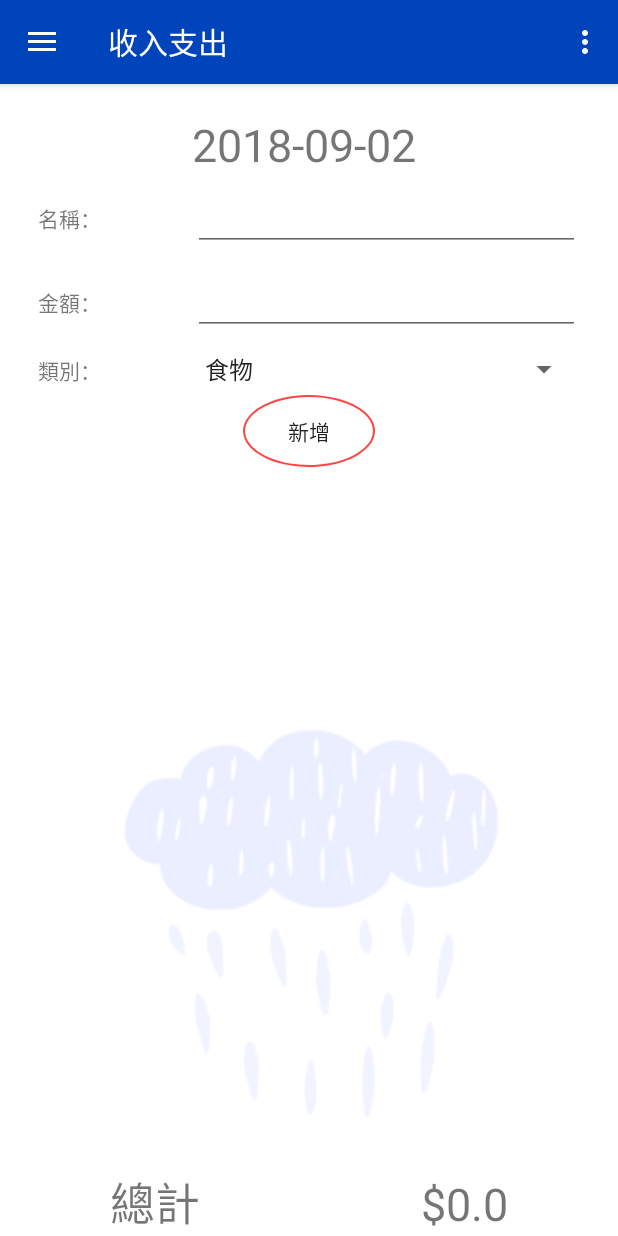
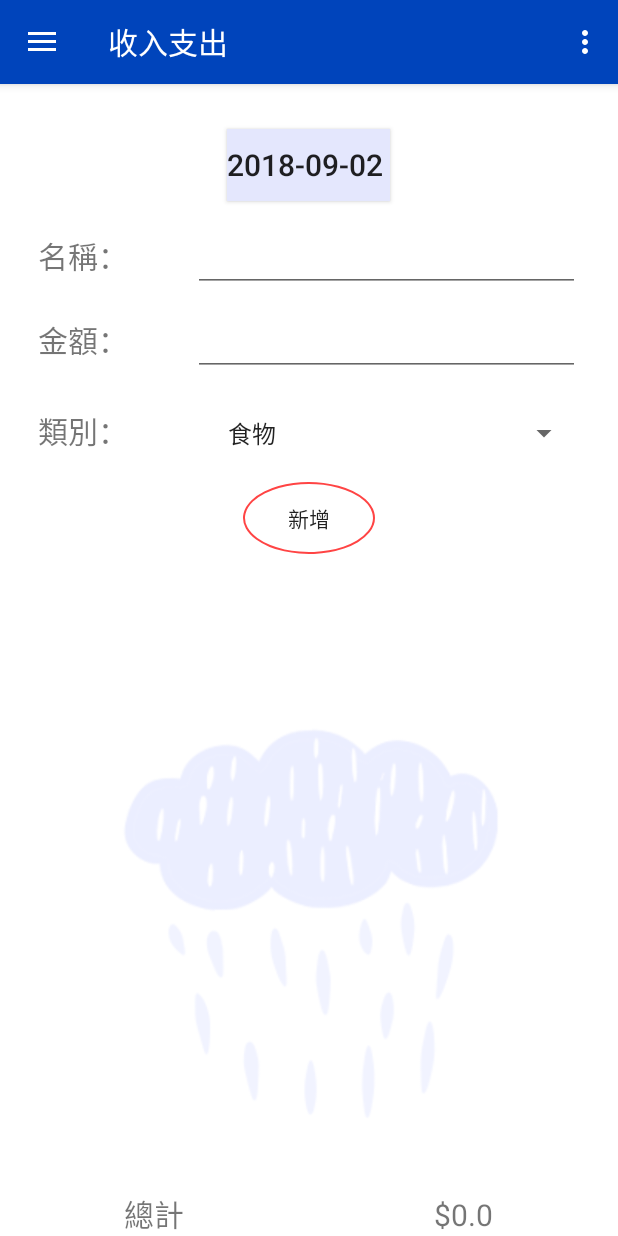
Before and after one commit to linyuesyuan/AccountingSD, an Android app: the screen it shows after launch (MainActivity), after a tap on an icon or button, on a phone screen of 412 x 824 dp. Run offline under Robolectric (Android 15) with nearby library versions, the phone set to English and light mode, and no system bars; our stand-ins replace Firebase (no records; nobody signed in at launch, a user with empty details on screens opened directly); libraries missing offline, so code that uses them is left out: com.github.mikephil.charting.

Commit message:
deadline finish

```diff
--- a/app/src/main/AndroidManifest.xml
+++ b/app/src/main/AndroidManifest.xml
@@ -26,7 +26,7 @@
         </activity>
         <activity android:name=".ui.reminders.addReminderActivity" />
         <activity android:name=".ui.reminders.UpdateReminderActivity" />
-        <activity android:name=".ui.newRecord.UpdateRecordActivity"></activity>
+
         <meta-data
             android:name="com.google.android.gms.version"
         android:value="@integer/google_play_services_version" />
--- a/app/src/main/java/com/example/tku/accountingsd/Adapter/CategoriesPickerAdapter.java
+++ b/app/src/main/java/com/example/tku/accountingsd/Adapter/CategoriesPickerAdapter.java
@@ -74,15 +74,12 @@ public class CategoriesPickerAdapter extends RecyclerView.Adapter<CategoriesPick
                     if(mSelectedItem!=RecyclerView.NO_POSITION){
                         ImageData clickDataItem = mImageDataList.get(mSelectedItem);
                         fileName = clickDataItem.getName();
-                        Toast.makeText(v.getContext(), "You clicked " + clickDataItem.getName(), Toast.LENGTH_SHORT).show();
                         mCallback.onClick(clickDataItem.getName());
                         CategoryEditFragment categoryEditFragment=new CategoryEditFragment();
                         Bundle bundle=new Bundle();
                         bundle.putString("fileName", fileName);
                         categoryEditFragment.setArguments(bundle);
-                        String test = bundle.getString("fileName");
 
-                        Log.d("fileName", test);
                     }
                 }
             };
--- a/app/src/main/java/com/example/tku/accountingsd/BaseFragment.java
+++ b/app/src/main/java/com/example/tku/accountingsd/BaseFragment.java
@@ -8,8 +8,9 @@ import android.view.View;
 import android.view.ViewGroup;
 
 import com.example.tku.accountingsd.interfaces.IFragmentListener;
+import com.example.tku.accountingsd.interfaces.OnBackPressed;
 
-public class BaseFragment extends Fragment {
+public class BaseFragment extends Fragment implements OnBackPressed {
 
     protected IFragmentListener mFragmentListener;
 
@@ -29,4 +30,8 @@ public class BaseFragment extends Fragment {
         mFragmentListener = null;
     }
 
+    @Override
+    public void onBackPressed() {
+
+    }
 }
--- a/app/src/main/java/com/example/tku/accountingsd/DBHelper/NewRecordDBHelper.java
+++ b/app/src/main/java/com/example/tku/accountingsd/DBHelper/NewRecordDBHelper.java
@@ -22,12 +22,12 @@ public class NewRecordDBHelper extends SQLiteOpenHelper {
 
     private static final String database = "NewRecord.db";
     private static final int version = 3;
-    public static final String TABLE_NAME = "NewRecord";
-    public static final String COLUMN_ID = "_id";
-    public static final String COLUMN_DATE = "date";
-    public static final String COLUMN_TYPE = "type";
-    public static final String COLUMN_TITLE = "title";
-    public static final String COLUMN_MONEY = "money";
+    private static final String TABLE_NAME = "NewRecord";
+    private static final String COLUMN_ID = "_id";
+    private static final String COLUMN_DATE = "date";
+    private static final String COLUMN_TYPE = "type";
+    private static final String COLUMN_TITLE = "title";
+    private static final String COLUMN_MONEY = "money";
     private static final String COLUMN_BOOLEAN = "expense_income";
 
     public NewRecordDBHelper(Context context, String name, SQLiteDatabase.CursorFactory factory, int version) {
@@ -152,11 +152,14 @@ public class NewRecordDBHelper extends SQLiteOpenHelper {
 
         SQLiteDatabase db = this.getReadableDatabase();
         Cursor cursor = db.rawQuery(selectQuery, null);//selectQuery,selectedArguments
+        int length = cursor.getCount();
+        Log.d("expense_length", Double.toString(length));
 
         // looping through all rows and adding to list
         if (cursor.moveToFirst()) {
             do {
                 double data = cursor.getDouble(cursor.getColumnIndex(COLUMN_MONEY));
+                Log.d("expense_data", Double.toString(data));
                 int boo = cursor.getInt(cursor.getColumnIndex(COLUMN_BOOLEAN));
                 if(boo != 0){
                     expense.add(data);
@@ -198,23 +201,6 @@ public class NewRecordDBHelper extends SQLiteOpenHelper {
         Toast.makeText(context, "Deleted successfully.", Toast.LENGTH_SHORT).show();
     }
 
-    public SparseArray<Float> peiChartData(){
-        SparseArray<Float> sumByCategory = new SparseArray<>();
-        SQLiteDatabase db = this.getWritableDatabase();
-        String query = "SELECT * FROM " + TABLE_NAME;
-        Cursor cursor = db.rawQuery(query,null);
-        int moneyIndex = cursor.getColumnIndex(COLUMN_MONEY);
-        //int dateIndex = cursor.getColumnIndex(COLUMN_DATE);
-        int categoryIndex = cursor.getColumnIndex(COLUMN_TYPE);
-        if (cursor.moveToFirst()) {
-            do {
-                float money = cursor.getFloat(moneyIndex);
-
-            } while (cursor.moveToNext());
-        }
-        return  sumByCategory;
-    }
-
     public SparseArray<Float> loadPeiChartData(){
         SQLiteDatabase db = this.getWritableDatabase();
         String query = "SELECT * FROM " + TABLE_NAME;
@@ -236,4 +222,33 @@ public class NewRecordDBHelper extends SQLiteOpenHelper {
         return sumByCategory;
     }
 
+    public  List<Double>  getDataByMonth(String month){
+        List<Double> expense = new ArrayList<Double>();
+
+        String selectQuery = "SELECT  * FROM " + TABLE_NAME + " WHERE strftime('%m', "+ COLUMN_DATE + ") = '" + month + "'";
+
+        SQLiteDatabase db = this.getReadableDatabase();
+        Cursor cursor = db.rawQuery(selectQuery, null);
+        Log.d("selectQuery", selectQuery);
+        Log.d("month" , month);
+        int i =cursor.getCount();
+        if (cursor.moveToFirst()) {
+            do {
+                double data = cursor.getDouble(cursor.getColumnIndex(COLUMN_MONEY));
+                Log.d("expense_data", Double.toString(data));
+                int boo = cursor.getInt(cursor.getColumnIndex(COLUMN_BOOLEAN));
+                if(boo != 0){
+                    expense.add(data);
+                }else {
+                    expense.add(0-data);
+                }
+            } while (cursor.moveToNext());
+        }
+        Log.d("debug sqlite", Integer.toString(i));
+        cursor.close();
+        db.close();
+
+        return expense;
+    }
+
 }
--- /dev/null
+++ b/app/src/main/java/com/example/tku/accountingsd/interfaces/OnBackPressed.java
@@ -0,0 +1,5 @@
+package com.example.tku.accountingsd.interfaces;
+
+public interface OnBackPressed {
+    void onBackPressed();
+}
--- a/app/src/main/java/com/example/tku/accountingsd/ui/homeScreen/homeScreenFragment.java
+++ b/app/src/main/java/com/example/tku/accountingsd/ui/homeScreen/homeScreenFragment.java
@@ -5,30 +5,50 @@ import android.os.Bundle;
 import android.support.annotation.NonNull;
 import android.support.annotation.Nullable;
 import android.support.v4.app.Fragment;
+import android.util.Log;
 import android.view.LayoutInflater;
 import android.view.View;
 import android.view.ViewGroup;
 import android.widget.Button;
+import android.widget.TextView;
 
+import com.example.tku.accountingsd.DBHelper.NewRecordDBHelper;
 import com.example.tku.accountingsd.R;
 import com.example.tku.accountingsd.ui.newRecord.expenseFragment;
+
+import java.text.SimpleDateFormat;
+import java.util.Calendar;
+import java.util.Date;
+import java.util.List;
 
 public class homeScreenFragment extends Fragment {
 
     public static final int RQ_HOME_SCREEN = 1002;
     Button newButton;
+    TextView tvSum;
 
     @Nullable
     @Override
     public View onCreateView(@NonNull LayoutInflater inflater, @Nullable ViewGroup container, @Nullable Bundle savedInstanceState) {
         View rootView = inflater.inflate(R.layout.fragment_home_screen, container,false);
         newButton = (Button)rootView.findViewById(R.id.new_button);
+        tvSum = (TextView) rootView.findViewById(R.id.tv_sum);
         newButton.setOnClickListener(new View.OnClickListener() {
             @Override
             public void onClick(View view) {
                 getFragmentManager().beginTransaction().replace(R.id.content_main, new expenseFragment()).commit();
             }
         });
+        loadSum();
+        Bundle arguments = getArguments();
+        if (arguments!=null){
+            int expectSave= arguments.getInt("expectSave");
+            Log.d("expectSave", Integer.toString(expectSave));
+            tvSum.setText(Integer.toString(expectSave));
+        }else {
+            Log.d("null", "!!!!!!!!!!!!!!!!!");
+
+        }
 
         return rootView;
     }
@@ -40,4 +60,21 @@ public class homeScreenFragment extends Fragment {
     }
 
 
+    private void loadSum(){
+        final Calendar c = Calendar.getInstance();
+        Date date = new Date(c.getTimeInMillis());
+        SimpleDateFormat dateFormat = new SimpleDateFormat("MM");
+        String month = dateFormat.format(date);
+        Log.d("month", month);
+        NewRecordDBHelper dbHelper = new NewRecordDBHelper(getActivity());
+        List<Double> expense = dbHelper.getDataByMonth(month);
+        Log.d("expense.size", Integer.toString(expense.size()));
+        double sum=0.0;
+        for(int i = 0; i<expense.size(); i++){
+            sum += expense.get(i);
+            Log.d("home", Double.toString(sum));
+        }
+        tvSum.setText("本月損益："+Double.toString(sum));
+    }
+
 }
--- a/app/src/main/java/com/example/tku/accountingsd/ui/newRecord/expenseFragment.java
+++ b/app/src/main/java/com/example/tku/accountingsd/ui/newRecord/expenseFragment.java
@@ -26,12 +26,14 @@ import android.widget.TextView;
 import android.widget.Toast;
 
 import com.example.tku.accountingsd.Adapter.NewRecordAdapter;
+import com.example.tku.accountingsd.BaseFragment;
 import com.example.tku.accountingsd.DBHelper.CategoriesDBHelper;
 import com.example.tku.accountingsd.DBHelper.NewRecordDBHelper;
 import com.example.tku.accountingsd.R;
 import com.example.tku.accountingsd.model.Categories;
 import com.example.tku.accountingsd.model.Record;
 import com.example.tku.accountingsd.ui.DialogManager;
+import com.example.tku.accountingsd.ui.homeScreen.homeScreenFragment;
 
 import java.text.SimpleDateFormat;
 import java.util.ArrayList;
@@ -43,7 +45,7 @@ import java.util.function.DoubleToIntFunction;
 /**
  * A simple {@link Fragment} subclass.
  */
-public class expenseFragment extends Fragment implements AdapterView.OnItemSelectedListener {
+public class expenseFragment extends BaseFragment implements AdapterView.OnItemSelectedListener {
 
     private RecyclerView mRecyclerView;
     private RecyclerView.LayoutManager mLayoutManager;
@@ -52,7 +54,7 @@ public class expenseFragment extends Fragment implements AdapterView.OnItemSelec
     private String filter = "";
 
     private EditText etTitle;
-    private TextView tvDatePicker;
+    private Button btDatePicker;
     private EditText etMoney;
     private Spinner spinner;
     private Button btCreateRecord;
@@ -86,7 +88,7 @@ public class expenseFragment extends Fragment implements AdapterView.OnItemSelec
         View v = inflater.inflate(R.layout.fragment_expense, container, false);
         findViewById(v);
         loadSpinnerData();
-        tvDatePicker.setOnClickListener(new View.OnClickListener() {
+        btDatePicker.setOnClickListener(new View.OnClickListener() {
             @Override
             public void onClick(View view) {
                 showDateDialog();
@@ -123,7 +125,7 @@ public class expenseFragment extends Fragment implements AdapterView.OnItemSelec
 
     private void findViewById(View v){
         etTitle = (EditText) v.findViewById(R.id.etTitle);
-        tvDatePicker = (TextView) v.findViewById(R.id.tvDatePicker);
+        btDatePicker = (Button) v.findViewById(R.id.btDatePicker);
         etMoney = (EditText) v.findViewById(R.id.etMoney);
         spinner = (Spinner) v.findViewById(R.id.spinner);
         btCreateRecord = (Button) v.findViewById(R.id.btCreateRecord);
@@ -137,7 +139,7 @@ public class expenseFragment extends Fragment implements AdapterView.OnItemSelec
         dateMilliSecond = c.getTimeInMillis();
         Date date = new Date(dateMilliSecond);
         SimpleDateFormat dateFormat = new SimpleDateFormat("yyyy-MM-dd ");
-        tvDatePicker.setText(dateFormat.format(date));
+        btDatePicker.setText(dateFormat.format(date));
         loadSum();
     }
 
@@ -150,7 +152,7 @@ public class expenseFragment extends Fragment implements AdapterView.OnItemSelec
     private void saveExpense() {
         CategoriesDBHelper categoriesDBHelper = new CategoriesDBHelper(getActivity());
         String title = etTitle.getText().toString().trim();
-        String date = tvDatePicker.getText().toString().trim();
+        String date = btDatePicker.getText().toString().trim();
         Float money = Float.parseFloat(etMoney.getText().toString().trim());
         String categories = spinner.getSelectedItem().toString().trim();
         int categoriesIndex = categoriesTitleIdArray.indexOfValue(categories)+1;
@@ -184,7 +186,7 @@ public class expenseFragment extends Fragment implements AdapterView.OnItemSelec
 
     private void populateRecyclerView(String filter) {
         dbHelper = new NewRecordDBHelper(getActivity());
-        adapter = new NewRecordAdapter(dbHelper.recordList(filter, tvDatePicker.getText().toString().trim()), getActivity(), mRecyclerView);
+        adapter = new NewRecordAdapter(dbHelper.recordList(filter, btDatePicker.getText().toString().trim()), getActivity(), mRecyclerView);
         //Log.d("dateSelected", dateSelected);
         mRecyclerView.setAdapter(adapter);
     }
@@ -201,7 +203,7 @@ public class expenseFragment extends Fragment implements AdapterView.OnItemSelec
                 dateMilliSecond = c.getTimeInMillis();
                 Date date = new Date(dateMilliSecond);
                 SimpleDateFormat dateFormat = new SimpleDateFormat("yyyy-MM-dd ");
-                tvDatePicker.setText(dateFormat.format(date));
+                btDatePicker.setText(dateFormat.format(date));
                 populateRecyclerView(filter);
                 loadSum();
             }
@@ -222,7 +224,7 @@ public class expenseFragment extends Fragment implements AdapterView.OnItemSelec
 
     public void loadSum(){
         NewRecordDBHelper dbHelper = new NewRecordDBHelper(getActivity());
-        List<Double> expense = dbHelper.getSum(tvDatePicker.getText().toString().trim());
+        List<Double> expense = dbHelper.getSum(btDatePicker.getText().toString().trim());
         double sum=0.0;
         for(int i = 0; i<expense.size(); i++){
             sum += expense.get(i);
@@ -245,4 +247,9 @@ public class expenseFragment extends Fragment implements AdapterView.OnItemSelec
     @Override
     public void onNothingSelected(AdapterView<?> arg0) {
     }
+
+    @Override
+    public void onBackPressed(){
+        getFragmentManager().beginTransaction().replace(R.id.content_main, new homeScreenFragment()).commit();
+    }
 }
--- a/app/src/main/java/com/example/tku/accountingsd/ui/statistics/PieChartFragment.java
+++ b/app/src/main/java/com/example/tku/accountingsd/ui/statistics/PieChartFragment.java
@@ -61,6 +61,7 @@ public class PieChartFragment extends Fragment {
         View v = inflater.inflate(R.layout.fragment_pie_chart, container, false);
         mPieChart = (PieChart)v.findViewById(R.id.pieChart);
         recyclerView = (RecyclerView) v.findViewById(R.id.recyclerView);
+        /*
         bt_fromDate = (Button) v.findViewById(R.id.bt_fromDate);
         bt_toDate = (Button) v.findViewById(R.id.bt_toDate);
 
@@ -75,6 +76,7 @@ public class PieChartFragment extends Fragment {
 
         setFirstOfMonth();
         setLastOfMonth();
+        */
         fillChart();
 
         mPieChart.setOnChartValueSelectedListener(new OnChartValueSelectedListener() {
--- a/app/src/main/res/layout/fragment_expense.xml
+++ b/app/src/main/res/layout/fragment_expense.xml
@@ -28,14 +28,23 @@
                     android:orientation="vertical"
                     android:padding="10dp">
 
+                    <Button
+                        android:id="@+id/btDatePicker"
+                        android:layout_width="wrap_content"
+                        android:layout_height="wrap_content"
+                        android:layout_gravity="center"
+                        android:textSize="20sp"
+                        android:background="#E4E7FD"
+                        android:layout_margin="10dp"/>
+<!--
                     <TextView
                         android:id="@+id/tvDatePicker"
                         android:layout_width="match_parent"
                         android:layout_height="wrap_content"
                         android:clickable="true"
                         android:gravity="center"
-                        android:textSize="30sp" />
-
+                        android:textSize="20sp" />
+-->
                     <LinearLayout
                         android:layout_width="match_parent"
                         android:layout_height="match_parent"
@@ -46,6 +55,7 @@
                             android:id="@+id/textView4"
                             android:layout_width="match_parent"
                             android:layout_height="wrap_content"
+                            android:textSize="20sp"
                             android:layout_weight="5"
                             android:text="@string/title" />
 
@@ -69,6 +79,7 @@
                             android:id="@+id/textView5"
                             android:layout_width="match_parent"
                             android:layout_height="wrap_content"
+                            android:textSize="20sp"
                             android:layout_weight="5"
                             android:text="@string/money" />
 
@@ -91,6 +102,7 @@
                             android:id="@+id/textView6"
                             android:layout_width="match_parent"
                             android:layout_height="wrap_content"
+                            android:textSize="20sp"
                             android:layout_weight="5"
                             android:text="@string/categories" />
 
@@ -99,7 +111,8 @@
                             android:layout_width="match_parent"
                             android:layout_height="wrap_content"
                             android:layout_weight="2"
-                            android:scrollbarSize="30dp" />
+                            android:scrollbarSize="30dp"
+                            android:padding="15dp"/>
                     </LinearLayout>
 
                     <Button
@@ -143,7 +156,7 @@
                 android:layout_weight="1"
                 android:gravity="center"
                 android:text="@string/sum"
-                android:textSize="30sp" />
+                android:textSize="20sp" />
 
             <TextView
                 android:id="@+id/sum"
@@ -151,7 +164,7 @@
                 android:layout_height="wrap_content"
                 android:layout_weight="1"
                 android:gravity="center"
-                android:textSize="30sp" />
+                android:textSize="20sp" />
         </LinearLayout>
     </RelativeLayout>
 
--- a/app/src/main/res/layout/fragment_pie_chart.xml
+++ b/app/src/main/res/layout/fragment_pie_chart.xml
@@ -9,7 +9,7 @@
         android:layout_width="match_parent"
         android:layout_height="match_parent"
         android:orientation="vertical">
-
+<!--
         <LinearLayout
             android:layout_width="match_parent"
             android:layout_height="wrap_content"
@@ -33,7 +33,7 @@
                 style="?android:attr/borderlessButtonStyle"
                 android:layout_weight="1"/>
         </LinearLayout>
-
+-->
         <FrameLayout
             android:layout_width="match_parent"
             android:layout_height="250dp">
```
Also changed, not shown: app/src/main/java/com/example/tku/accountingsd/DBHelper/ReminderDBHelper.java (+6 -6 lines), app/src/main/java/com/example/tku/accountingsd/MainActivity.java (+10 -11 lines), app/src/main/java/com/example/tku/accountingsd/ui/categories/CategoryEditFragment.java (+7 -1 lines), app/src/main/java/com/example/tku/accountingsd/ui/categories/CategoryFragment.java (+7 -2 lines), app/src/main/java/com/example/tku/accountingsd/ui/depositTarget/depositTargetFragment.java (+21 -5 lines), app/src/main/java/com/example/tku/accountingsd/ui/newRecord/UpdateRecordActivity.java (deleted, +0 -15 lines), app/src/main/res/layout/activity_update_record.xml (deleted, +0 -9 lines), app/src/main/res/layout/fragment_home_screen.xml (+18 -0 lines), app/src/main/res/layout/record_single_row.xml (+9 -7 lines).
